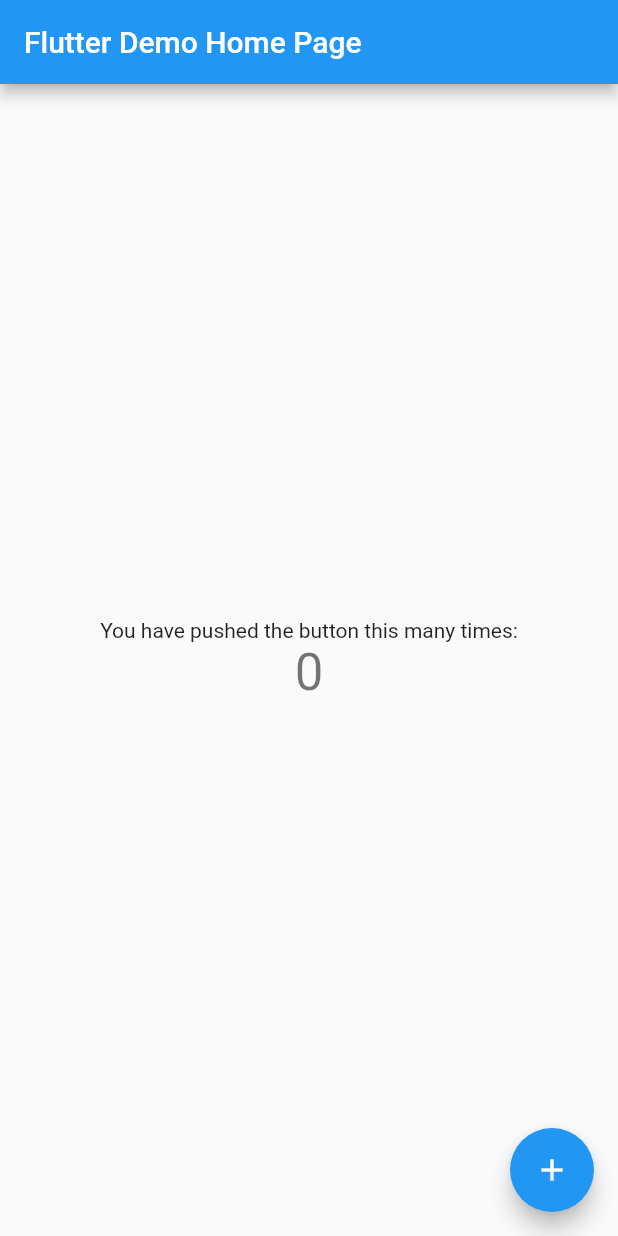
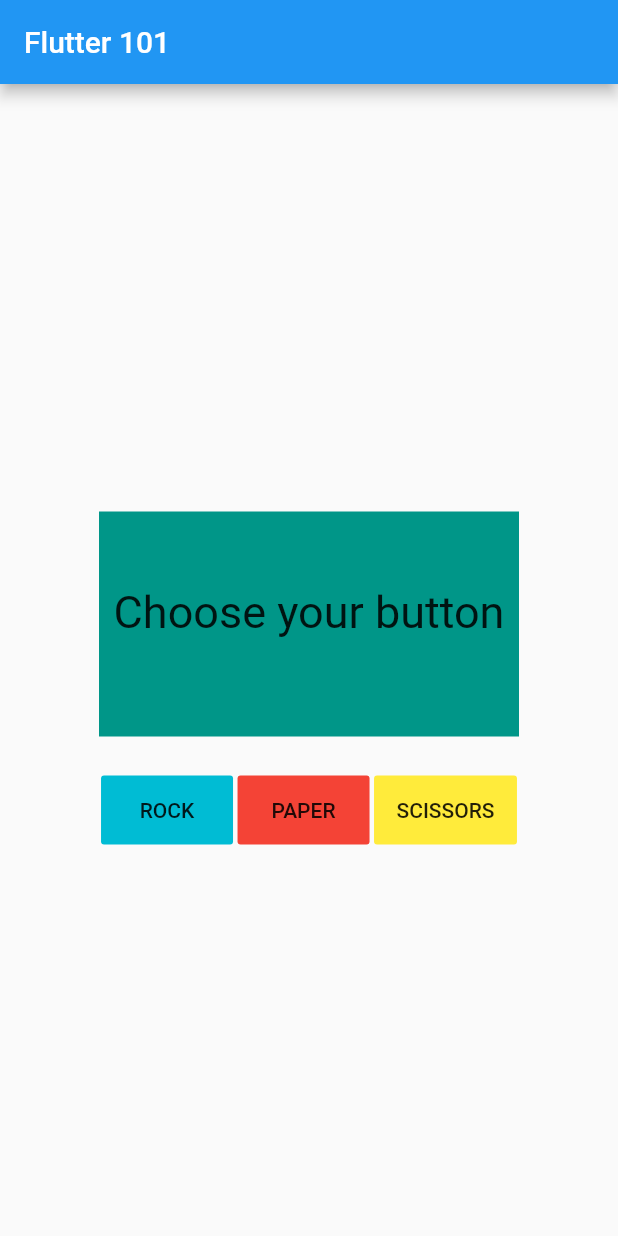
Before and after one commit to Jeofferson/UPang-flutter-101, a Flutter app: the screen it shows after launch, on a phone screen of 412 x 824 dp. Run offline on Flutter 3.47's test engine with Material 2 defaults, Android fonts, the light colour scheme and no system bars.

Commit message:
Added the game

```diff
--- a/lib/main.dart
+++ b/lib/main.dart
@@ -1,4 +1,5 @@
 import 'package:flutter/material.dart';
+import 'screen/screen-home.dart';
 
 void main() => runApp(MyApp());
 
@@ -15,49 +16,3 @@
     );
   }
 }
-
-class MyHomePage extends StatefulWidget {
-  MyHomePage({Key key, this.title}) : super(key: key);
-  final String title;
-
-  @override
-  _MyHomePageState createState() => _MyHomePageState();
-}
-
-class _MyHomePageState extends State<MyHomePage> {
-  int _counter = 0;
-
-  void _incrementCounter() {
-    setState(() {
-      _counter++;
-    });
-  }
-
-  @override
-  Widget build(BuildContext context) {
-    return Scaffold(
-      appBar: AppBar(
-        title: Text(widget.title),
-      ),
-      body: Center(
-        child: Column(
-          mainAxisAlignment: MainAxisAlignment.center,
-          children: <Widget>[
-            Text(
-              'You have pushed the button this many times:',
-            ),
-            Text(
-              '$_counter',
-              style: Theme.of(context).textTheme.display1,
-            ),
-          ],
-        ),
-      ),
-      floatingActionButton: FloatingActionButton(
-        onPressed: _incrementCounter,
-        tooltip: 'Increment',
-        child: Icon(Icons.add),
-      ), // This trailing comma makes auto-formatting nicer for build methods.
-    );
-  }
-}
--- a/lib/screen/screen-home.dart
+++ b/lib/screen/screen-home.dart
@@ -1,4 +1,5 @@
 import 'package:flutter/material.dart';
+import 'dart:math';
 
 class MyHomePage extends StatefulWidget {
   MyHomePage({Key key, this.title}) : super(key: key);
@@ -9,8 +10,141 @@
 }
 
 class _MyHomePageState extends State<MyHomePage> {
+  //Random number generator
+  Random _random = new Random();
+  int _randomIndex = 0;
+
+  //Array of String
+  List<String> _randomSelectionArray = ["SCISSORS", "PAPER", "ROCK"];
+
+  //Strings
+  String _userSelection = "";
+  String _randomSelection = "";
+  String _status = "Choose your button";
+  String _chosen = "";
+
+  //SetState
+  void _validator() {
+    setState(
+      () {
+        //Random Generator
+        _randomIndex = _random.nextInt(3);
+        _randomSelection = _randomSelectionArray[_randomIndex];
+
+        //String
+        _chosen = "YOU: $_userSelection || AI: $_randomSelection";
+
+        //User Winner
+        if ((_userSelection == _randomSelectionArray[0]) &&
+            _randomSelection == _randomSelectionArray[1]) {
+          _status = "YOU WIN!";
+        } else if ((_userSelection == _randomSelectionArray[1]) &&
+            _randomSelection == _randomSelectionArray[2]) {
+          _status = "YOU WIN!";
+        } else if ((_userSelection == _randomSelectionArray[2]) &&
+            _randomSelection == _randomSelectionArray[0]) {
+          _status = "YOU WIN!";
+        }
+
+        //AI Winner
+        if ((_randomSelection == _randomSelectionArray[0]) &&
+            _userSelection == _randomSelectionArray[1]) {
+          _status = "YOU LOSE!";
+        } else if ((_randomSelection == _randomSelectionArray[1]) &&
+            _userSelection == _randomSelectionArray[2]) {
+          _status = "YOU LOSE!";
+        } else if ((_randomSelection == _randomSelectionArray[2]) &&
+            _userSelection == _randomSelectionArray[0]) {
+          _status = "YOU LOSE!";
+        }
+
+        //DRAW
+        //AI Winner
+        if ((_randomSelection == _randomSelectionArray[0]) &&
+            _userSelection == _randomSelectionArray[0]) {
+          _status = "YOU LOSE!";
+        } else if ((_randomSelection == _randomSelectionArray[1]) &&
+            _userSelection == _randomSelectionArray[1]) {
+          _status = "YOU LOSE!";
+        } else if ((_randomSelection == _randomSelectionArray[2]) &&
+            _userSelection == _randomSelectionArray[2]) {
+          _status = "YOU LOSE!";
+        }
+      },
+    );
+  }
+
   @override
   Widget build(BuildContext context) {
-    return Scaffold();
+    return Scaffold(
+      appBar: AppBar(
+        title: Text("Flutter 101"),
+      ),
+      body: Container(
+        margin: EdgeInsets.all(10),
+        child: Center(
+          child: Column(
+            mainAxisAlignment: MainAxisAlignment.center,
+            children: <Widget>[
+              Container(
+                width: 280,
+                height: 150,
+                margin: EdgeInsets.all(25),
+                color: Colors.teal,
+                child: Center(
+                    child: Column(
+                  crossAxisAlignment: CrossAxisAlignment.center,
+                  mainAxisAlignment: MainAxisAlignment.center,
+                  children: <Widget>[
+                    Text(
+                      _status,
+                      textAlign: TextAlign.center,
+                      style: TextStyle(
+                        fontSize: 30,
+                      ),
+                    ),
+                    Text(_chosen)
+                  ],
+                )),
+              ),
+              Row(
+                mainAxisAlignment: MainAxisAlignment.center,
+                children: <Widget>[
+                  FlatButton(
+                    padding: EdgeInsets.all(15),
+                    color: Colors.cyan,
+                    onPressed: () {
+                      _userSelection = "ROCK";
+                      _validator();
+                    },
+                    child: Text("ROCK"),
+                  ),
+                  SizedBox(width: 3),
+                  FlatButton(
+                    padding: EdgeInsets.all(15),
+                    color: Colors.red,
+                    onPressed: () {
+                      _userSelection = "PAPER";
+                      _validator();
+                    },
+                    child: Text("PAPER"),
+                  ),
+                  SizedBox(width: 3),
+                  FlatButton(
+                    padding: EdgeInsets.all(15),
+                    color: Colors.yellow,
+                    onPressed: () {
+                      _userSelection = "SCISSORS";
+                      _validator();
+                    },
+                    child: Text("SCISSORS"),
+                  )
+                ],
+              )
+            ],
+          ),
+        ),
+      ),
+    );
   }
 }
```
